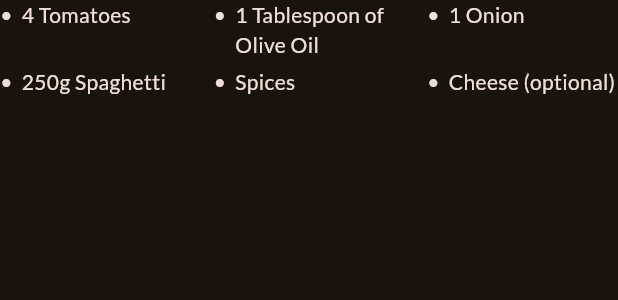
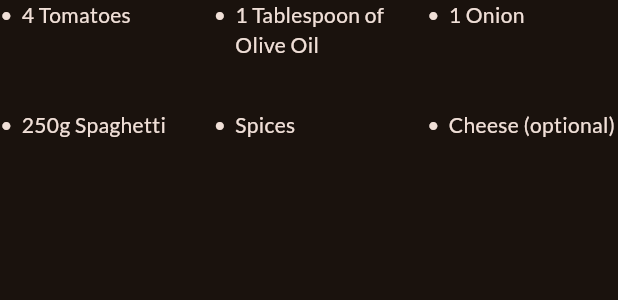
Before and after one commit to Rohit-Chandra-007/meal_app, a Flutter app: the IngredientWidget widget shown alone on an empty page, opened directly with sample values from the repository, on a phone screen of 412 x 824 dp. Shown: the top 300 px of the screen. Run offline on Flutter 3.47's test engine with Material 3 defaults, Android fonts, the phone set to English and light mode, and no system bars; our stand-ins replace google_fonts, transparent_image; network calls fail.

Commit message:
ui bug_fix

```diff
--- a/lib/widgets/ingredient_widget.dart
+++ b/lib/widgets/ingredient_widget.dart
@@ -14,10 +14,10 @@ class IngredientWidget extends StatelessWidget {
       itemCount: meal.ingredients.length,
 
       gridDelegate: const SliverGridDelegateWithFixedCrossAxisCount(
-        crossAxisCount: 3,
-        crossAxisSpacing: 15,
-        mainAxisExtent: 45,
-      ),
+          crossAxisCount: 3,
+          crossAxisSpacing: 15,
+          mainAxisSpacing: 10,
+          childAspectRatio: 4 / 2),
 
       itemBuilder: (context, index) {
         return Row(
```
